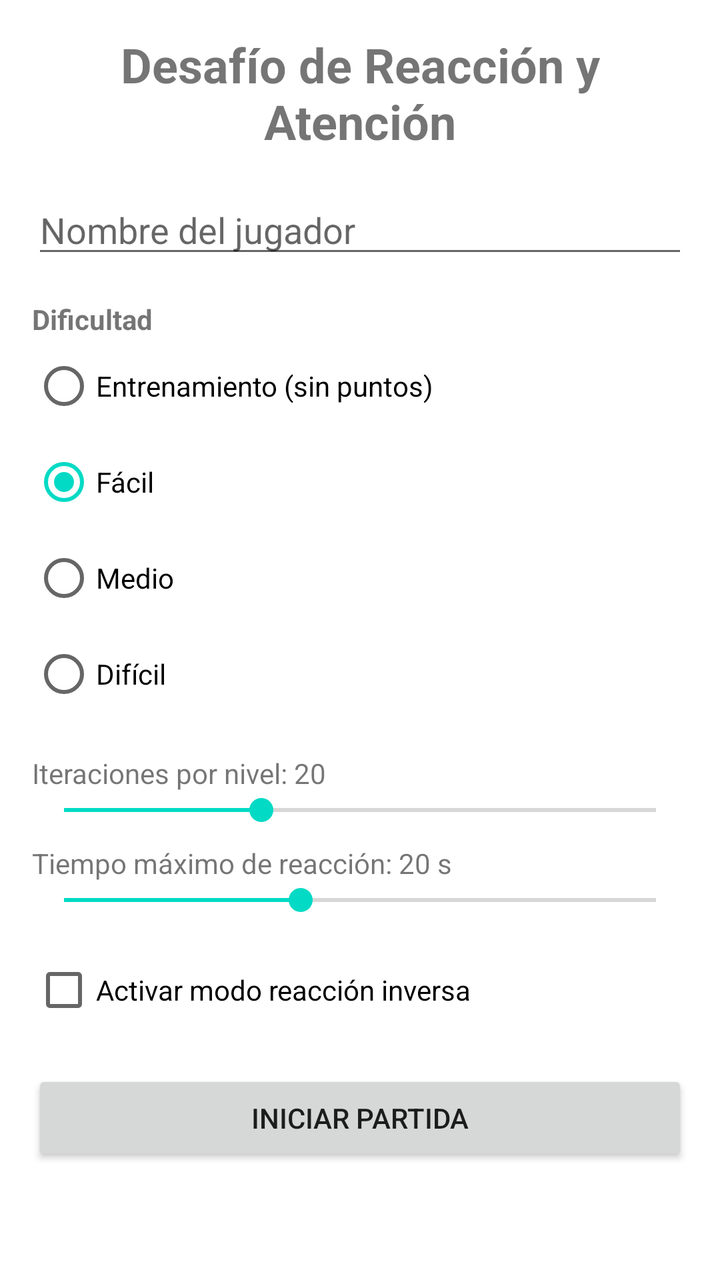
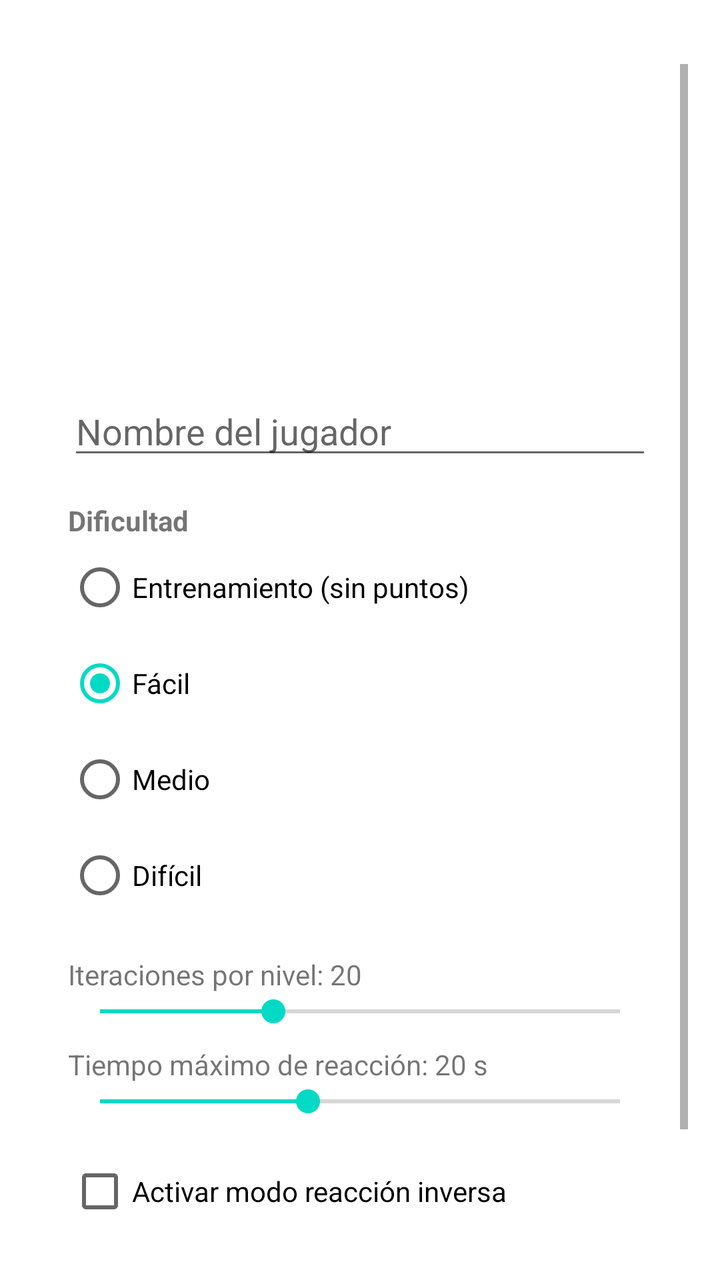

Compare the two renders of this Android layout. The source of the first and the diff that turns it into the second are given below.
<!-- AndroidManifest.xml: application theme Theme.ReactionChallenge -->
<!-- res/layout/activity_main.xml -->
<?xml version="1.0" encoding="utf-8"?>
<ScrollView xmlns:android="http://schemas.android.com/apk/res/android"
    xmlns:tools="http://schemas.android.com/tools"
    android:layout_width="match_parent"
    android:layout_height="match_parent"
    tools:context=".MainActivity">

    <LinearLayout
        android:layout_width="match_parent"
        android:layout_height="wrap_content"
        android:orientation="vertical"
        android:padding="16dp">

        <TextView
            android:id="@+id/TitleText"
            android:layout_width="match_parent"
            android:layout_height="wrap_content"
            android:gravity="center"
            android:text="@string/game_title"
            android:textSize="24sp"
            android:textStyle="bold" />

        <EditText
            android:id="@+id/playerNameInput"
            android:layout_width="match_parent"
            android:layout_height="wrap_content"
            android:layout_marginTop="16dp"
            android:hint="@string/player_name_hint"
            android:inputType="textPersonName"
            android:maxLines="1"/>

        <TextView
            android:layout_width="match_parent"
            android:layout_height="wrap_content"
            android:layout_marginTop="16dp"
            android:text="@string/difficulty_label"
            android:textStyle="bold" />

        <RadioGroup
            android:id="@+id/difficultyGroup"
            android:layout_width="match_parent"
            android:layout_height="wrap_content"
            android:orientation="vertical">

            <RadioButton
                android:id="@+id/difficultyTraining"
                android:layout_width="wrap_content"
                android:layout_height="wrap_content"
                android:text="@string/difficulty_training" />

            <RadioButton
                android:id="@+id/difficultyEasy"
                android:layout_width="wrap_content"
                android:layout_height="wrap_content"
                android:checked="true"
                android:text="@string/difficulty_easy" />

            <RadioButton
                android:id="@+id/difficultyMedium"
                android:layout_width="wrap_content"
                android:layout_height="wrap_content"
                android:text="@string/difficulty_medium" />

            <RadioButton
                android:id="@+id/difficultyHard"
                android:layout_width="wrap_content"
                android:layout_height="wrap_content"
                android:text="@string/difficulty_hard" />
        </RadioGroup>

        <TextView
            android:id="@+id/iterationsLabel"
            android:layout_width="match_parent"
            android:layout_height="wrap_content"
            android:layout_marginTop="16dp"
            android:text="@string/iterations_label_default" />

        <SeekBar
            android:id="@+id/iterationsSeekbar"
            android:layout_width="match_parent"
            android:layout_height="wrap_content"
            android:max="45"
            android:progress="15" />

        <TextView
            android:id="@+id/timeLimitLabel"
            android:layout_width="match_parent"
            android:layout_height="wrap_content"
            android:layout_marginTop="8dp"
            android:text="@string/time_limit_label_default" />

        <SeekBar
            android:id="@+id/timeLimitSeekbar"
            android:layout_width="match_parent"
            android:layout_height="wrap_content"
            android:max="25"
            android:progress="10" />

        <CheckBox
            android:id="@+id/inverseModeCheckbox"
            android:layout_width="match_parent"
            android:layout_height="wrap_content"
            android:layout_marginTop="12dp"
            android:text="@string/inverse_mode_label" />

        <Button
            android:id="@+id/startButton"
            android:layout_width="match_parent"
            android:layout_height="wrap_content"
            android:layout_marginTop="16dp"
            android:text="@string/start_game" />

    </LinearLayout>

</ScrollView>
<!-- resources referenced by this layout -->
<resources>
  <string name="difficulty_easy">Fácil</string>
  <string name="difficulty_hard">Difícil</string>
  <string name="difficulty_label">Dificultad</string>
  <string name="difficulty_medium">Medio</string>
  <string name="difficulty_training">Entrenamiento (sin puntos)</string>
  <string name="game_title">Desafío de Reacción y Atención</string>
  <string name="inverse_mode_label">Activar modo reacción inversa</string>
  <string name="iterations_label_default">Iteraciones por nivel: 20</string>
  <string name="player_name_hint">Nombre del jugador</string>
  <string name="start_game">Iniciar partida</string>
  <string name="time_limit_label_default">Tiempo máximo de reacción: 20 s</string>
  <style name="Theme.ReactionChallenge" parent="Theme.MaterialComponents.DayNight.DarkActionBar">
          
          <item name="colorPrimary">@color/purple_500</item>
          <item name="colorPrimaryVariant">@color/purple_700</item>
          <item name="colorOnPrimary">@color/white</item>
          
          <item name="colorSecondary">@color/teal_200</item>
          <item name="colorSecondaryVariant">@color/teal_700</item>
          <item name="colorOnSecondary">@color/black</item>
          
          <item name="android:statusBarColor">?attr/colorPrimaryVariant</item>
          
          <item name="windowActionBar">false</item>
          <item name="windowNoTitle">true</item>
      </style>
  <color name="purple_500">#FF6200EE</color>
  <color name="purple_700">#FF3700B3</color>
  <color name="white">#FFFFFFFF</color>
  <color name="teal_200">#FF03DAC5</color>
  <color name="teal_700">#FF018786</color>
  <color name="black">#FF000000</color>
</resources>

<!-- the commit's change to res/layout/activity_main.xml (unified diff, before → after) -->
@@ -3,13 +3,20 @@
     xmlns:tools="http://schemas.android.com/tools"
     android:layout_width="match_parent"
     android:layout_height="match_parent"
+    android:clipToPadding="false"
+    android:fillViewport="true"
+    android:paddingStart="16dp"
+    android:paddingTop="32dp"
+    android:paddingEnd="16dp"
+    android:paddingBottom="24dp"
     tools:context=".MainActivity">
 
     <LinearLayout
         android:layout_width="match_parent"
         android:layout_height="wrap_content"
+        android:background="@drawable/bg_panel"
         android:orientation="vertical"
-        android:padding="16dp">
+        android:padding="18dp">
 
         <TextView
             android:id="@+id/TitleText"
@@ -17,17 +24,18 @@
             android:layout_height="wrap_content"
             android:gravity="center"
             android:text="@string/game_title"
-            android:textSize="24sp"
+            android:textColor="@android:color/white"
+            android:textSize="34sp"
             android:textStyle="bold" />
 
         <EditText
             android:id="@+id/playerNameInput"
             android:layout_width="match_parent"
             android:layout_height="wrap_content"
-            android:layout_marginTop="16dp"
+            android:layout_marginTop="18dp"
             android:hint="@string/player_name_hint"
             android:inputType="textPersonName"
-            android:maxLines="1"/>
+            android:maxLines="1" />
 
         <TextView
             android:layout_width="match_parent"
<!-- resource entries referenced after the edit -->
@@ -1,5 +1,15 @@
 <!-- resources referenced by this layout -->
 <resources>
+  <!-- drawable bg_panel (drawable) -->
+  <?xml version="1.0" encoding="utf-8"?>
+  <shape xmlns:android="http://schemas.android.com/apk/res/android"
+      android:shape="rectangle">
+      <solid android:color="@color/panel_background" />
+      <corners android:radius="16dp" />
+      <stroke
+          android:width="1dp"
+          android:color="@color/panel_stroke" />
+  </shape>
   <string name="difficulty_easy">Fácil</string>
   <string name="difficulty_hard">Difícil</string>
   <string name="difficulty_label">Dificultad</string>
@@ -26,6 +36,8 @@
           <item name="windowActionBar">false</item>
           <item name="windowNoTitle">true</item>
       </style>
+  <color name="panel_background">#1AFFFFFF</color>
+  <color name="panel_stroke">#33FFFFFF</color>
   <color name="purple_500">#FF6200EE</color>
   <color name="purple_700">#FF3700B3</color>
   <color name="white">#FFFFFFFF</color>
